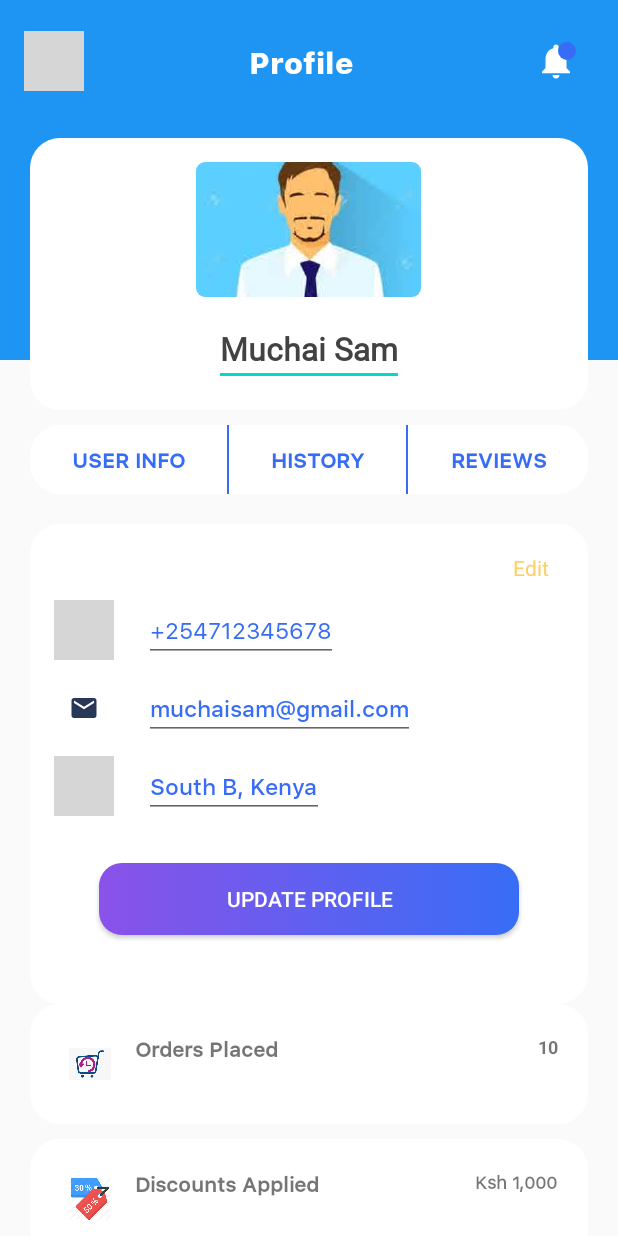
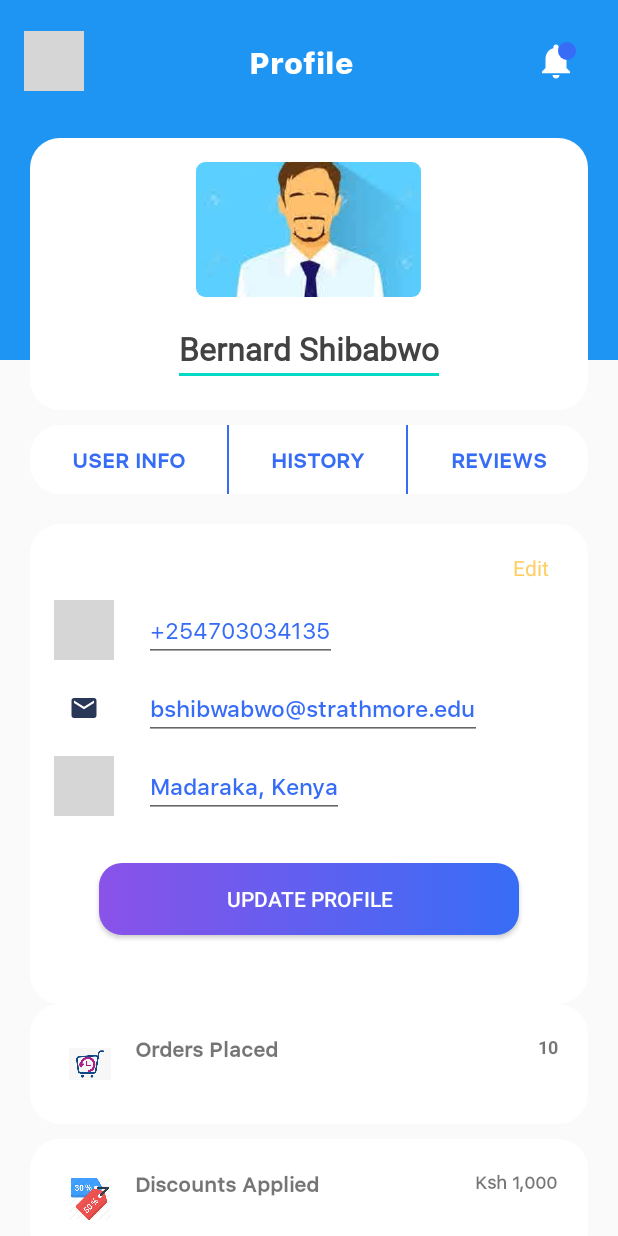
Before and after one commit to muchaisam/Cleansafi, an Android app: the UpdateProfile screen opened directly, with no data from a screen before it, on a phone screen of 412 x 824 dp. Run offline under Robolectric (Android 15) with nearby library versions, the phone set to English and light mode, and no system bars; 1 statement that could not run was skipped; grey boxes are pictures that could not be loaded.

Commit message:
updated profile

```diff
--- a/app/src/main/res/layout/activity_update_profile.xml
+++ b/app/src/main/res/layout/activity_update_profile.xml
@@ -115,7 +115,7 @@
                         android:layout_height="wrap_content"
                         android:layout_marginTop="10dp"
                         android:fontFamily="@font/sfsemibold"
-                        android:text="Muchai Sam"
+                        android:text="Bernard Shibabwo"
                         android:textColor="#424242"
                         android:textSize="21sp"
                         android:textStyle="bold" />
@@ -255,7 +255,7 @@
                                 android:layout_width="wrap_content"
                                 android:layout_height="wrap_content"
                                 android:layout_marginStart="20dp"
-                                android:text="+254712345678"
+                                android:text="+254703034135"
                                 android:textSize="15sp"
                                 android:textColor="@color/gradientLightBlue"
                                 android:fontFamily="@font/sfregular" />
@@ -280,7 +280,7 @@
                                 android:layout_height="wrap_content"
                                 android:layout_marginStart="20dp"
                                 android:textColor="@color/gradientLightBlue"
-                                android:text="muchaisam@gmail.com"
+                                android:text="bshibwabwo@strathmore.edu"
                                 android:textSize="15sp"
                                 android:fontFamily="@font/sfmedium" />
                         </LinearLayout>
@@ -303,7 +303,7 @@
                                 android:layout_width="wrap_content"
                                 android:layout_height="wrap_content"
                                 android:layout_marginStart="20dp"
-                                android:text="South B, Kenya"
+                                android:text="Madaraka, Kenya"
                                 android:textSize="15sp"
                                 android:textColor="@color/gradientLightBlue"
                                 android:fontFamily="@font/sfmedium" />
```
